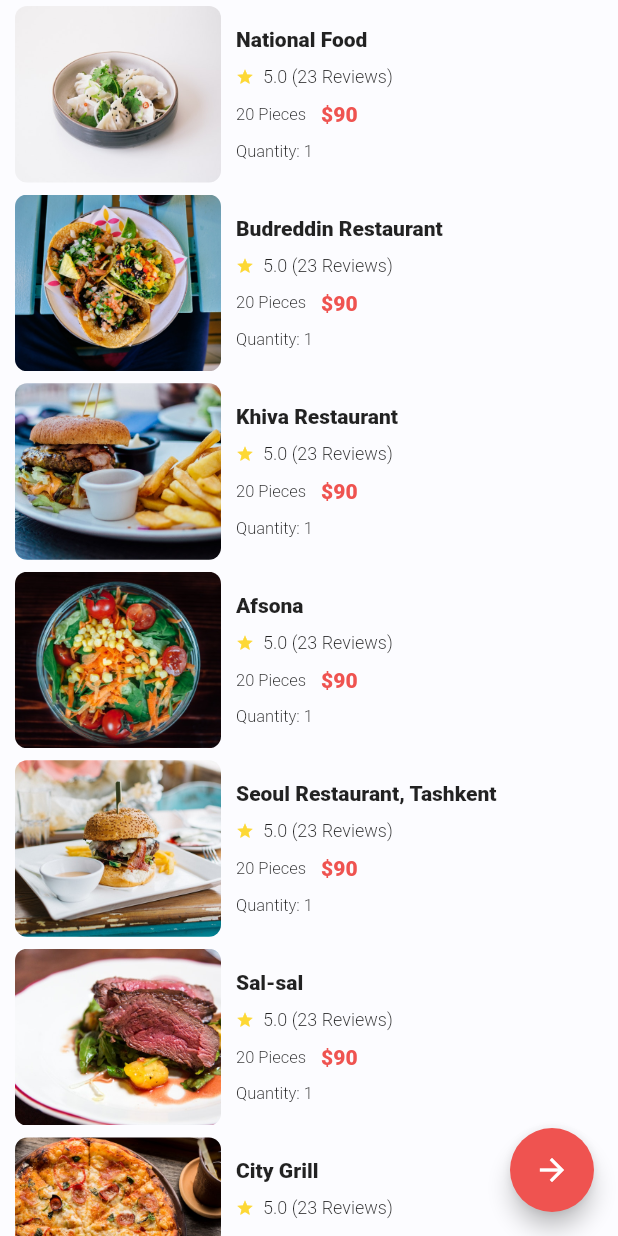
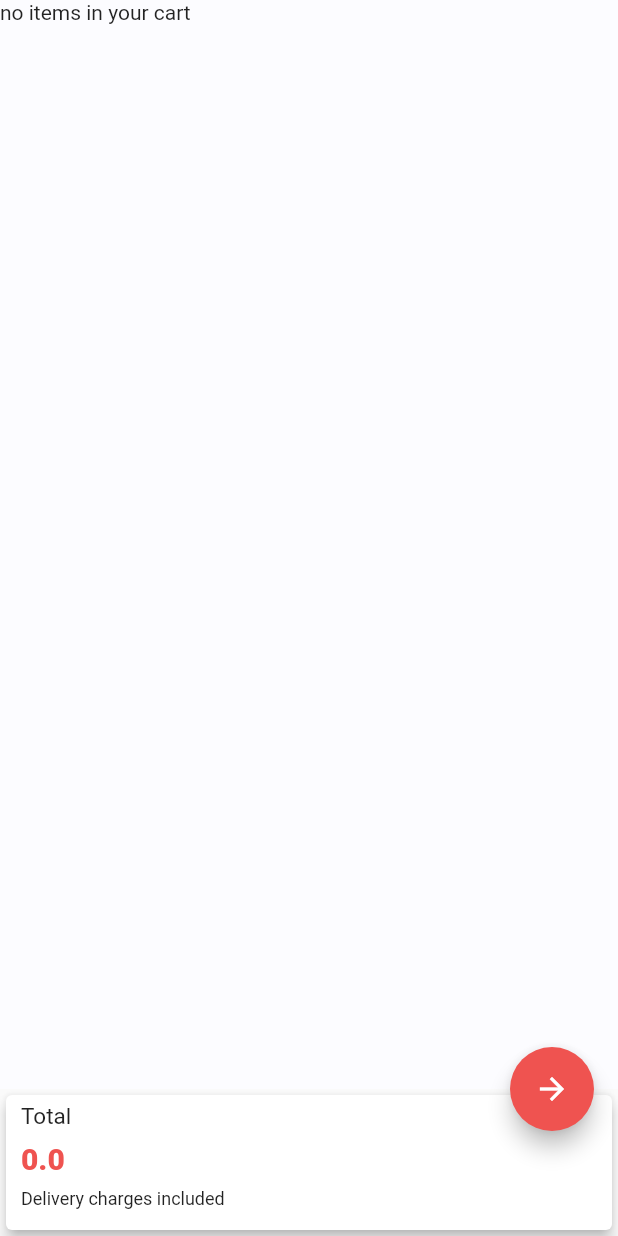
Before and after one commit to AbdulrhmanAtta/rstik_app, a Flutter app: the CartScreen screen opened directly, on a phone screen of 412 x 824 dp. Run offline on Flutter 3.47's test engine with Material 2 defaults, Android fonts, the phone set to English and light mode, and no system bars; our stand-ins replace animated_text_kit, carousel_slider, firebase_auth, flutter_datetime_picker, font_awesome_flutter, introduction_screen and 1 more; accounts and stored records are empty.

Commit message:
updates on shopping cart

```diff
--- a/lib/screens/cart.dart
+++ /dev/null
@@ -1,58 +0,0 @@
-import 'package:flutter/material.dart';
-import 'package:rstikapp/screens/checkout.dart';
-import 'package:rstikapp/util/foods.dart';
-import 'package:rstikapp/widgets/cart_item.dart';
-
-
-class CartScreen extends StatefulWidget {
-  @override
-  _CartScreenState createState() => _CartScreenState();
-}
-
-class _CartScreenState extends State<CartScreen> with AutomaticKeepAliveClientMixin<CartScreen >{
-  @override
-  Widget build(BuildContext context) {
-    super.build(context);
-    return Scaffold(
-      body: Padding(
-        padding: EdgeInsets.fromLTRB(10.0,0,10.0,0),
-        child: ListView.builder(
-          itemCount: foods == null ? 0 :foods.length,
-          itemBuilder: (BuildContext context, int index) {
-//                Food food = Food.fromJson(foods[index]);
-            Map food = foods[index];
-//                print(foods);
-//                print(foods.length);
-            return CartItem(
-              img: food['img'],
-              isFav: false,
-              name: food['name'],
-              rating: 5.0,
-              raters: 23,
-            );
-          },
-        ),
-      ),
-
-      floatingActionButton: FloatingActionButton(
-        tooltip: "Checkout",
-        onPressed: (){
-          Navigator.of(context).push(
-            MaterialPageRoute(
-              builder: (BuildContext context){
-                return Checkout();
-              },
-            ),
-          );
-        },
-        child: Icon(
-          Icons.arrow_forward,
-        ),
-        heroTag: Object(),
-      ),
-    );
-  }
-
-  @override
-  bool get wantKeepAlive => true;
-}
--- /dev/null
+++ b/lib/screens/cartScreen.dart
@@ -0,0 +1,113 @@
+import 'package:flutter/material.dart';
+import 'package:provider/provider.dart';
+import 'package:rstikapp/models/cart.dart';
+import 'package:rstikapp/screens/checkout.dart';
+import 'package:rstikapp/util/foods.dart';
+import 'package:rstikapp/widgets/cart_item.dart';
+
+
+class CartScreen extends StatefulWidget {
+  @override
+  _CartScreenState createState() => _CartScreenState();
+}
+
+class _CartScreenState extends State<CartScreen> with AutomaticKeepAliveClientMixin<CartScreen >{
+  @override
+  Widget build(BuildContext context) {
+    super.build(context);
+    return Consumer<Cart>(builder: (context, cart, child){
+      return Scaffold(
+      body: cart.basketItems.length == 0
+                ? Text('no items in your cart')
+                : Padding(
+        padding: EdgeInsets.fromLTRB(10.0,0,10.0,0),
+        child: ListView.builder(
+          itemCount: cart.basketItems == null ? 0 :cart.basketItems.length,
+          itemBuilder: (BuildContext context, int index) {
+//                Food food = Food.fromJson(foods[index]);
+//                print(foods);
+//                print(foods.length);
+            return CartItem(
+              img: cart.basketItems[index].img,
+              isFav: false,
+              name: cart.basketItems[index].title,
+              price: cart.basketItems[index].price,
+              removeIcon: (){cart.remove(cart.basketItems[index]);},
+            );
+          },
+        ),
+      ),
+
+       bottomSheet: Card(
+        elevation: 4.0,
+        child: Container(
+
+          child: ListView(
+            physics: NeverScrollableScrollPhysics(),
+            children: <Widget>[
+              Row(
+                mainAxisAlignment: MainAxisAlignment.spaceBetween,
+                children: <Widget>[
+
+                  Padding(
+                    padding: EdgeInsets.fromLTRB(10,5,5,5),
+                    child: Column(
+                      crossAxisAlignment: CrossAxisAlignment.start,
+                      children: <Widget>[
+                        Text(
+                          "Total",
+                          style: TextStyle(
+                            fontSize: 15,
+                            fontWeight: FontWeight.w400,
+                          ),
+                        ),
+                        SizedBox(height: 8.0,),
+                        Text(
+                          "${cart.totalPrice}",
+                          style: TextStyle(
+                            fontSize: 20,
+                            fontWeight: FontWeight.w900,
+                            color: Theme.of(context).accentColor,
+                          ),
+                        ),
+                        SizedBox(height: 8.0,),
+                        Text(
+                          "Delivery charges included",
+                          style: TextStyle(
+                            fontSize: 12,
+                            fontWeight: FontWeight.w400,
+                          ),
+                        ),
+                      ],
+                    ),
+                  ),
+                ],
+              ),
+            ],
+          ),
+          height: 90,
+        ),
+      ),
+
+      floatingActionButton: FloatingActionButton(
+        tooltip: "Checkout",
+        onPressed: (){
+          Navigator.of(context).push(
+            MaterialPageRoute(
+              builder: (BuildContext context){
+                return Checkout();
+              },
+            ),
+          );
+        },
+        child: Icon(
+          Icons.arrow_forward,
+        ),
+        heroTag: Object(),
+      ),
+    );
+    },); }
+
+  @override
+  bool get wantKeepAlive => true;
+}
--- a/lib/screens/checkout.dart
+++ b/lib/screens/checkout.dart
@@ -1,5 +1,7 @@
 import 'package:flutter/material.dart';
 import 'package:font_awesome_flutter/font_awesome_flutter.dart';
+import 'package:provider/provider.dart';
+import 'package:rstikapp/models/cart.dart';
 import 'package:rstikapp/util/foods.dart';
 import 'package:rstikapp/widgets/cart_item.dart';
 
@@ -21,7 +23,10 @@ class _CheckoutState extends State<Checkout> {
 
   @override
   Widget build(BuildContext context) {
-    return Scaffold(
+    return Consumer<Cart>(builder: (context, cart, child){
+      return cart.basketItems.length == 0
+                ? Text('no items in your cart')
+                : Scaffold(
       appBar: AppBar(
         automaticallyImplyLeading: false,
         title: Text(
@@ -129,18 +134,17 @@ class _CheckoutState extends State<Checkout> {
             ListView.builder(
               primary: false,
               shrinkWrap: true,
-              itemCount: foods == null ? 0 :foods.length,
+              itemCount: cart.basketItems == null ? 0 :cart.basketItems.length,
               itemBuilder: (BuildContext context, int index) {
 //                Food food = Food.fromJson(foods[index]);
-                Map food = foods[index];
+                // Map food = foods[index];
 //                print(foods);
 //                print(foods.length);
                 return CartItem(
-                  img: food['img'],
-                  isFav: false,
-                  name: food['name'],
-                  rating: 5.0,
-                  raters: 23,
+                 img: cart.basketItems[index].img,
+              isFav: false,
+              name: cart.basketItems[index].title,
+              price: cart.basketItems[index].price,
                 );
               },
             ),
@@ -214,9 +218,9 @@ class _CheckoutState extends State<Checkout> {
                         ),
 
                         Text(
-                          r"$ 212",
+                          "${cart.totalPrice}",
                           style: TextStyle(
-                            fontSize: 15,
+                            fontSize: 20,
                             fontWeight: FontWeight.w900,
                             color: Theme.of(context).accentColor,
                           ),
@@ -251,15 +255,11 @@ class _CheckoutState extends State<Checkout> {
 
                 ],
               ),
-
-
-
             ],
           ),
-
           height: 130,
         ),
       ),
     );
-  }
+    },); }
 }
--- a/lib/screens/main_screen.dart
+++ b/lib/screens/main_screen.dart
@@ -1,6 +1,6 @@
 import 'package:flutter/cupertino.dart';
 import 'package:flutter/material.dart';
-import 'package:rstikapp/screens/cart.dart';
+import 'package:rstikapp/screens/cartScreen.dart';
 import 'package:rstikapp/screens/favorite_screen.dart';
 import 'package:rstikapp/screens/home.dart';
 import 'package:rstikapp/screens/notifications.dart';
--- a/lib/screens/menu_items/pizza.dart
+++ b/lib/screens/menu_items/pizza.dart
@@ -1,10 +1,19 @@
 import 'package:flutter/cupertino.dart';
 import 'package:flutter/material.dart';
+import 'package:provider/provider.dart';
+import 'package:rstikapp/models/cart.dart';
+import 'package:rstikapp/models/item.dart';
 import 'package:rstikapp/util/pizzas.dart';
 import 'package:rstikapp/widgets/badge.dart';
 
 
 class Pizza extends StatelessWidget {
+
+  final List<Item> items = [
+    Item(img: "assets/food1.jpeg", title: 'Margrita ', price: 500.0),
+    Item(img: "assets/food1.jpeg", title: 'Margrita ', price: 500.0),
+    Item(img: "assets/food1.jpeg", title: 'Margrita ', price: 500.0),
+  ];
 
   final String name;
   final String img;
@@ -24,22 +33,23 @@ class Pizza extends StatelessWidget {
 
   @override
   Widget build(BuildContext context) {
-    return Padding(
+    return Consumer<Cart>(builder: (context, cart, child){
+      return Padding(
         padding: EdgeInsets.symmetric(horizontal: 5.0, vertical: 20.0),
         child: new  ListView.builder(
           shrinkWrap: true,
           primary: false,
           physics: NeverScrollableScrollPhysics(),
-          itemCount: pizza == null?0:pizza.length,
+          itemCount: items == null?0:items.length,
           itemBuilder: (BuildContext context, int index) {
-            Map pizzas = pizza[index];
+            // Map item = items[index];
             return ListTile(
               leading: Image(
                 image: AssetImage(
-                  "${pizzas['img']}",
+                  "${items[index].img}",
                 ),
               ),
-              title: Text("${pizzas['name']}"),
+              title: Text("${items[index].title}"),
               subtitle: Column(
                 children: <Widget>[
                   SizedBox(height: 5.0,),
@@ -47,18 +57,20 @@ class Pizza extends StatelessWidget {
                     children: <Widget>[
                       SizedBox(width: 0.0),
                       Text(
-                          "${pizzas["price"]}MYR",
+                          "${items[index].price}MYR",
                       ),
                     ],
                   ),
                 ],
               ),
                trailing: IconButton(
-                 onPressed: (){},
+                 onPressed: (){
+                   cart.add(items[index]);
+                 },
                  icon: Icon(Icons.add, color: Colors.red[400],),),
             );
           },
         ),
       );
-  }
+    },); }
 }
--- a/lib/widgets/cart_item.dart
+++ b/lib/widgets/cart_item.dart
@@ -10,6 +10,9 @@ class CartItem extends StatelessWidget {
   final bool isFav;
   final double rating;
   final int raters;
+  final double price;
+  final Function removeIcon;
+
 
 
   CartItem({
@@ -18,7 +21,9 @@ class CartItem extends StatelessWidget {
     @required this.img,
     @required this.isFav,
     @required this.rating,
-    @required this.raters})
+    @required this.raters,
+    @required this.price,
+    @required this.removeIcon})
       :super(key: key);
   @override
   Widget build(BuildContext context) {
@@ -35,6 +40,7 @@ class CartItem extends StatelessWidget {
           );
         },
         child: Row(
+          mainAxisAlignment: MainAxisAlignment.spaceBetween,
           children: <Widget>[
             Padding(
               padding: EdgeInsets.only(left: 0.0, right: 10.0),
@@ -64,16 +70,16 @@ class CartItem extends StatelessWidget {
                 SizedBox(height: 10.0),
                 Row(
                   children: <Widget>[
-                    SmoothStarRating(
-                      starCount: 1,
-                      color: Constants.ratingBG,
-                      allowHalfRating: true,
-                      rating: 5.0,
-                      size: 12.0,
-                    ),
+                    // SmoothStarRating(
+                    //   starCount: 1,
+                    //   color: Constants.ratingBG,
+                    //   allowHalfRating: true,
+                    //   rating: 5.0,
+                    //   size: 12.0,
+                    // ),
                     SizedBox(width: 6.0),
                     Text(
-                      "5.0 (23 Reviews)",
+                      "",
                       style: TextStyle(
                         fontSize: 12,
                         fontWeight: FontWeight.w300,
@@ -94,7 +100,7 @@ class CartItem extends StatelessWidget {
                     SizedBox(width: 10.0),
 
                     Text(
-                      r"$90",
+                      "$price".toString(),
                       style: TextStyle(
                         fontSize: 14.0,
                         fontWeight: FontWeight.w900,
@@ -105,20 +111,25 @@ class CartItem extends StatelessWidget {
                   ],
                 ),
 
-                SizedBox(height: 10.0),
+                // SizedBox(height: 10.0),
 
-                Text(
-                  "Quantity: 1",
-                  style: TextStyle(
-                    fontSize: 11.0,
-                    fontWeight: FontWeight.w300,
-                  ),
-                ),
+                // Text(
+                //   "Quantity: 1",
+                //   style: TextStyle(
+                //     fontSize: 11.0,
+                //     fontWeight: FontWeight.w300,
+                //   ),
+                // ),
 
 
               ],
 
             ),
+           SizedBox(width: 70.0,),
+            Row(
+              children: [
+            IconButton(icon: (Icon(Icons.delete)),onPressed: removeIcon,),
+            ],)
           ],
         ),
       ),
```
Also changed, not shown: lib/screens/menu.dart (+20 -0 lines), 5 other files.
